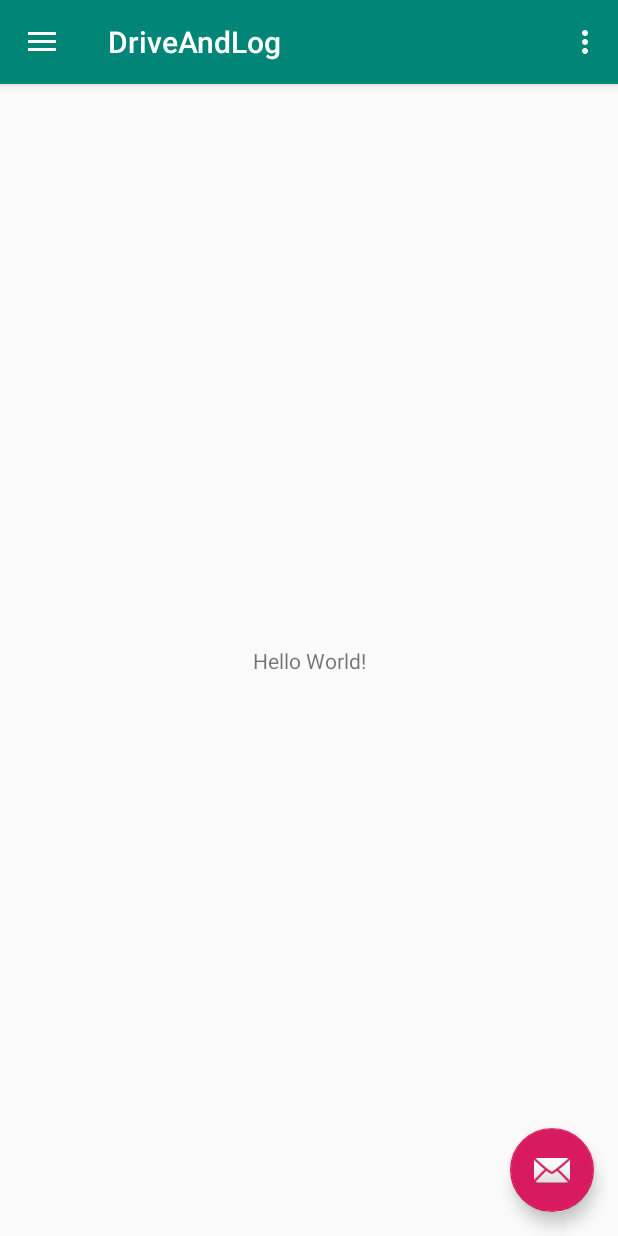
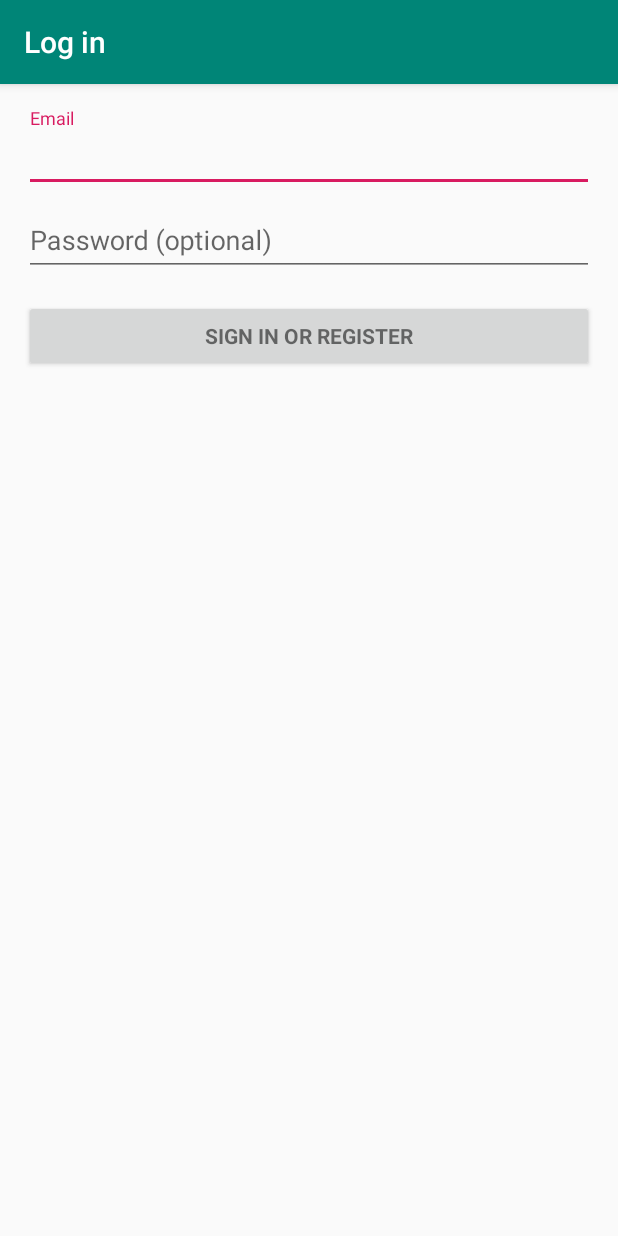
Before and after one commit to FiratElkurdoz/DrivingLog, an Android app: the screen it shows after launch (MainActivity before the commit, LoginActivity after it), on a phone screen of 412 x 824 dp. Run offline under Robolectric (Android 15) with nearby library versions, the phone set to English and light mode, and no system bars; 2 statements that could not run were skipped.

Commit message:
LoginActivity
Added LoginActivity.java
Added LoginActivity.xml
Set LoginActivity as MAIN

```diff
--- /dev/null
+++ b/app/src/main/java/com/example/driveandlog/LoginActivity.java
@@ -0,0 +1,349 @@
+package com.example.driveandlog;
+
+import android.animation.Animator;
+import android.animation.AnimatorListenerAdapter;
+import android.annotation.TargetApi;
+import android.content.pm.PackageManager;
+import android.support.annotation.NonNull;
+import android.support.design.widget.Snackbar;
+import android.support.v7.app.AppCompatActivity;
+import android.app.LoaderManager.LoaderCallbacks;
+
+import android.content.CursorLoader;
+import android.content.Loader;
+import android.database.Cursor;
+import android.net.Uri;
+import android.os.AsyncTask;
+
+import android.os.Build;
+import android.os.Bundle;
+import android.provider.ContactsContract;
+import android.text.TextUtils;
+import android.view.KeyEvent;
+import android.view.View;
+import android.view.View.OnClickListener;
+import android.view.inputmethod.EditorInfo;
+import android.widget.ArrayAdapter;
+import android.widget.AutoCompleteTextView;
+import android.widget.Button;
+import android.widget.EditText;
+import android.widget.TextView;
+
+import java.util.ArrayList;
+import java.util.List;
+
+import static android.Manifest.permission.READ_CONTACTS;
+
+/**
+ * A login screen that offers login via email/password.
+ */
+public class LoginActivity extends AppCompatActivity implements LoaderCallbacks<Cursor> {
+
+    /**
+     * Id to identity READ_CONTACTS permission request.
+     */
+    private static final int REQUEST_READ_CONTACTS = 0;
+
+    /**
+     * A dummy authentication store containing known user names and passwords.
+     * TODO: remove after connecting to a real authentication system.
+     */
+    private static final String[] DUMMY_CREDENTIALS = new String[]{
+            "foo@example.com:hello", "bar@example.com:world"
+    };
+    /**
+     * Keep track of the login task to ensure we can cancel it if requested.
+     */
+    private UserLoginTask mAuthTask = null;
+
+    // UI references.
+    private AutoCompleteTextView mEmailView;
+    private EditText mPasswordView;
+    private View mProgressView;
+    private View mLoginFormView;
+
+    @Override
+    protected void onCreate(Bundle savedInstanceState) {
+        super.onCreate(savedInstanceState);
+        setContentView(R.layout.activity_login);
+        // Set up the login form.
+        mEmailView = (AutoCompleteTextView) findViewById(R.id.email);
+        populateAutoComplete();
+
+        mPasswordView = (EditText) findViewById(R.id.password);
+        mPasswordView.setOnEditorActionListener(new TextView.OnEditorActionListener() {
+            @Override
+            public boolean onEditorAction(TextView textView, int id, KeyEvent keyEvent) {
+                if (id == EditorInfo.IME_ACTION_DONE || id == EditorInfo.IME_NULL) {
+                    attemptLogin();
+                    return true;
+                }
+                return false;
+            }
+        });
+
+        Button mEmailSignInButton = (Button) findViewById(R.id.email_sign_in_button);
+        mEmailSignInButton.setOnClickListener(new OnClickListener() {
+            @Override
+            public void onClick(View view) {
+                attemptLogin();
+            }
+        });
+
+        mLoginFormView = findViewById(R.id.login_form);
+        mProgressView = findViewById(R.id.login_progress);
+    }
+
+    private void populateAutoComplete() {
+        if (!mayRequestContacts()) {
+            return;
+        }
+
+        getLoaderManager().initLoader(0, null, this);
+    }
+
+    private boolean mayRequestContacts() {
+        if (Build.VERSION.SDK_INT < Build.VERSION_CODES.M) {
+            return true;
+        }
+        if (checkSelfPermission(READ_CONTACTS) == PackageManager.PERMISSION_GRANTED) {
+            return true;
+        }
+        if (shouldShowRequestPermissionRationale(READ_CONTACTS)) {
+            Snackbar.make(mEmailView, R.string.permission_rationale, Snackbar.LENGTH_INDEFINITE)
+                    .setAction(android.R.string.ok, new View.OnClickListener() {
+                        @Override
+                        @TargetApi(Build.VERSION_CODES.M)
+                        public void onClick(View v) {
+                            requestPermissions(new String[]{READ_CONTACTS}, REQUEST_READ_CONTACTS);
+                        }
+                    });
+        } else {
+            requestPermissions(new String[]{READ_CONTACTS}, REQUEST_READ_CONTACTS);
+        }
+        return false;
+    }
+
+    /**
+     * Callback received when a permissions request has been completed.
+     */
+    @Override
+    public void onRequestPermissionsResult(int requestCode, @NonNull String[] permissions,
+                                           @NonNull int[] grantResults) {
+        if (requestCode == REQUEST_READ_CONTACTS) {
+            if (grantResults.length == 1 && grantResults[0] == PackageManager.PERMISSION_GRANTED) {
+                populateAutoComplete();
+            }
+        }
+    }
+
+
+    /**
+     * Attempts to sign in or register the account specified by the login form.
+     * If there are form errors (invalid email, missing fields, etc.), the
+     * errors are presented and no actual login attempt is made.
+     */
+    private void attemptLogin() {
+        if (mAuthTask != null) {
+            return;
+        }
+
+        // Reset errors.
+        mEmailView.setError(null);
+        mPasswordView.setError(null);
+
+        // Store values at the time of the login attempt.
+        String email = mEmailView.getText().toString();
+        String password = mPasswordView.getText().toString();
+
+        boolean cancel = false;
+        View focusView = null;
+
+        // Check for a valid password, if the user entered one.
+        if (!TextUtils.isEmpty(password) && !isPasswordValid(password)) {
+            mPasswordView.setError(getString(R.string.error_invalid_password));
+            focusView = mPasswordView;
+            cancel = true;
+        }
+
+        // Check for a valid email address.
+        if (TextUtils.isEmpty(email)) {
+            mEmailView.setError(getString(R.string.error_field_required));
+            focusView = mEmailView;
+            cancel = true;
+        } else if (!isEmailValid(email)) {
+            mEmailView.setError(getString(R.string.error_invalid_email));
+            focusView = mEmailView;
+            cancel = true;
+        }
+
+        if (cancel) {
+            // There was an error; don't attempt login and focus the first
+            // form field with an error.
+            focusView.requestFocus();
+        } else {
+            // Show a progress spinner, and kick off a background task to
+            // perform the user login attempt.
+            showProgress(true);
+            mAuthTask = new UserLoginTask(email, password);
+            mAuthTask.execute((Void) null);
+        }
+    }
+
+    private boolean isEmailValid(String email) {
+        //TODO: Replace this with your own logic
+        return email.contains("@");
+    }
+
+    private boolean isPasswordValid(String password) {
+        //TODO: Replace this with your own logic
+        return password.length() > 4;
+    }
+
+    /**
+     * Shows the progress UI and hides the login form.
+     */
+    @TargetApi(Build.VERSION_CODES.HONEYCOMB_MR2)
+    private void showProgress(final boolean show) {
+        // On Honeycomb MR2 we have the ViewPropertyAnimator APIs, which allow
+        // for very easy animations. If available, use these APIs to fade-in
+        // the progress spinner.
+        if (Build.VERSION.SDK_INT >= Build.VERSION_CODES.HONEYCOMB_MR2) {
+            int shortAnimTime = getResources().getInteger(android.R.integer.config_shortAnimTime);
+
+            mLoginFormView.setVisibility(show ? View.GONE : View.VISIBLE);
+            mLoginFormView.animate().setDuration(shortAnimTime).alpha(
+                    show ? 0 : 1).setListener(new AnimatorListenerAdapter() {
+                @Override
+                public void onAnimationEnd(Animator animation) {
+                    mLoginFormView.setVisibility(show ? View.GONE : View.VISIBLE);
+                }
+            });
+
+            mProgressView.setVisibility(show ? View.VISIBLE : View.GONE);
+            mProgressView.animate().setDuration(shortAnimTime).alpha(
+                    show ? 1 : 0).setListener(new AnimatorListenerAdapter() {
+                @Override
+                public void onAnimationEnd(Animator animation) {
+                    mProgressView.setVisibility(show ? View.VISIBLE : View.GONE);
+                }
+            });
+        } else {
+            // The ViewPropertyAnimator APIs are not available, so simply show
+            // and hide the relevant UI components.
+            mProgressView.setVisibility(show ? View.VISIBLE : View.GONE);
+            mLoginFormView.setVisibility(show ? View.GONE : View.VISIBLE);
+        }
+    }
+
+    @Override
+    public Loader<Cursor> onCreateLoader(int i, Bundle bundle) {
+        return new CursorLoader(this,
+                // Retrieve data rows for the device user's 'profile' contact.
+                Uri.withAppendedPath(ContactsContract.Profile.CONTENT_URI,
+                        ContactsContract.Contacts.Data.CONTENT_DIRECTORY), ProfileQuery.PROJECTION,
+
+                // Select only email addresses.
+                ContactsContract.Contacts.Data.MIMETYPE +
+                        " = ?", new String[]{ContactsContract.CommonDataKinds.Email
+                .CONTENT_ITEM_TYPE},
+
+                // Show primary email addresses first. Note that there won't be
+                // a primary email address if the user hasn't specified one.
+                ContactsContract.Contacts.Data.IS_PRIMARY + " DESC");
+    }
+
+    @Override
+    public void onLoadFinished(Loader<Cursor> cursorLoader, Cursor cursor) {
+        List<String> emails = new ArrayList<>();
+        cursor.moveToFirst();
+        while (!cursor.isAfterLast()) {
+            emails.add(cursor.getString(ProfileQuery.ADDRESS));
+            cursor.moveToNext();
+        }
+
+        addEmailsToAutoComplete(emails);
+    }
+
+    @Override
+    public void onLoaderReset(Loader<Cursor> cursorLoader) {
+
+    }
+
+    private void addEmailsToAutoComplete(List<String> emailAddressCollection) {
+        //Create adapter to tell the AutoCompleteTextView what to show in its dropdown list.
+        ArrayAdapter<String> adapter =
+                new ArrayAdapter<>(LoginActivity.this,
+                        android.R.layout.simple_dropdown_item_1line, emailAddressCollection);
+
+        mEmailView.setAdapter(adapter);
+    }
+
+
+    private interface ProfileQuery {
+        String[] PROJECTION = {
+                ContactsContract.CommonDataKinds.Email.ADDRESS,
+                ContactsContract.CommonDataKinds.Email.IS_PRIMARY,
+        };
+
+        int ADDRESS = 0;
+        int IS_PRIMARY = 1;
+    }
+
+    /**
+     * Represents an asynchronous login/registration task used to authenticate
+     * the user.
+     */
+    public class UserLoginTask extends AsyncTask<Void, Void, Boolean> {
+
+        private final String mEmail;
+        private final String mPassword;
+
+        UserLoginTask(String email, String password) {
+            mEmail = email;
+            mPassword = password;
+        }
+
+        @Override
+        protected Boolean doInBackground(Void... params) {
+            // TODO: attempt authentication against a network service.
+
+            try {
+                // Simulate network access.
+                Thread.sleep(2000);
+            } catch (InterruptedException e) {
+                return false;
+            }
+
+            for (String credential : DUMMY_CREDENTIALS) {
+                String[] pieces = credential.split(":");
+                if (pieces[0].equals(mEmail)) {
+                    // Account exists, return true if the password matches.
+                    return pieces[1].equals(mPassword);
+                }
+            }
+
+            // TODO: register the new account here.
+            return true;
+        }
+
+        @Override
+        protected void onPostExecute(final Boolean success) {
+            mAuthTask = null;
+            showProgress(false);
+
+            if (success) {
+                finish();
+            } else {
+                mPasswordView.setError(getString(R.string.error_incorrect_password));
+                mPasswordView.requestFocus();
+            }
+        }
+
+        @Override
+        protected void onCancelled() {
+            mAuthTask = null;
+            showProgress(false);
+        }
+    }
+}
--- /dev/null
+++ b/app/src/main/res/layout/activity_login.xml
@@ -0,0 +1,78 @@
+<?xml version="1.0" encoding="utf-8"?>
+<LinearLayout xmlns:android="http://schemas.android.com/apk/res/android"
+    xmlns:tools="http://schemas.android.com/tools"
+    android:layout_width="match_parent"
+    android:layout_height="match_parent"
+    android:gravity="center_horizontal"
+    android:orientation="vertical"
+    android:paddingLeft="@dimen/activity_horizontal_margin"
+    android:paddingTop="@dimen/activity_vertical_margin"
+    android:paddingRight="@dimen/activity_horizontal_margin"
+    android:paddingBottom="@dimen/activity_vertical_margin"
+    tools:context=".LoginActivity">
+
+    <!-- Login progress -->
+    <ProgressBar
+        android:id="@+id/login_progress"
+        style="?android:attr/progressBarStyleLarge"
+        android:layout_width="wrap_content"
+        android:layout_height="wrap_content"
+        android:layout_marginBottom="8dp"
+        android:visibility="gone" />
+
+    <ScrollView
+        android:id="@+id/login_form"
+        android:layout_width="match_parent"
+        android:layout_height="match_parent">
+
+        <LinearLayout
+            android:id="@+id/email_login_form"
+            android:layout_width="match_parent"
+            android:layout_height="wrap_content"
+            android:orientation="vertical">
+
+            <android.support.design.widget.TextInputLayout
+                android:layout_width="match_parent"
+                android:layout_height="wrap_content">
+
+                <AutoCompleteTextView
+                    android:id="@+id/email"
+                    android:layout_width="match_parent"
+                    android:layout_height="wrap_content"
+                    android:hint="@string/prompt_email"
+                    android:inputType="textEmailAddress"
+                    android:maxLines="1"
+                    android:singleLine="true" />
+
+            </android.support.design.widget.TextInputLayout>
+
+            <android.support.design.widget.TextInputLayout
+                android:layout_width="match_parent"
+                android:layout_height="wrap_content">
+
+                <EditText
+                    android:id="@+id/password"
+                    android:layout_width="match_parent"
+                    android:layout_height="wrap_content"
+                    android:hint="@string/prompt_password"
+                    android:imeActionId="6"
+                    android:imeActionLabel="@string/action_sign_in_short"
+                    android:imeOptions="actionUnspecified"
+                    android:inputType="textPassword"
+                    android:maxLines="1"
+                    android:singleLine="true" />
+
+            </android.support.design.widget.TextInputLayout>
+
+            <Button
+                android:id="@+id/email_sign_in_button"
+                style="?android:textAppearanceSmall"
+                android:layout_width="match_parent"
+                android:layout_height="wrap_content"
+                android:layout_marginTop="16dp"
+                android:text="@string/action_sign_in"
+                android:textStyle="bold" />
+
+        </LinearLayout>
+    </ScrollView>
+</LinearLayout>
--- a/app/src/main/res/values/strings.xml
+++ b/app/src/main/res/values/strings.xml
@@ -6,4 +6,17 @@
     <string name="nav_header_subtitle">android.studio@android.com</string>
     <string name="nav_header_desc">Navigation header</string>
     <string name="action_settings">Settings</string>
+    <string name="title_activity_login">Log in</string>
+    <!-- Strings related to login -->
+    <string name="prompt_email">Email</string>
+    <string name="prompt_password">Password (optional)</string>
+    <string name="action_sign_in">Sign in or register</string>
+    <string name="action_sign_in_short">Sign in</string>
+    <string name="error_invalid_email">This email address is invalid</string>
+    <string name="error_invalid_password">This password is too short</string>
+    <string name="error_incorrect_password">This password is incorrect</string>
+    <string name="error_field_required">This field is required</string>
+    <string name="permission_rationale">"Contacts permissions are needed for providing email
+        completions."
+    </string>
 </resources>
```
Also changed, not shown: app/src/main/AndroidManifest.xml (+13 -3 lines).
